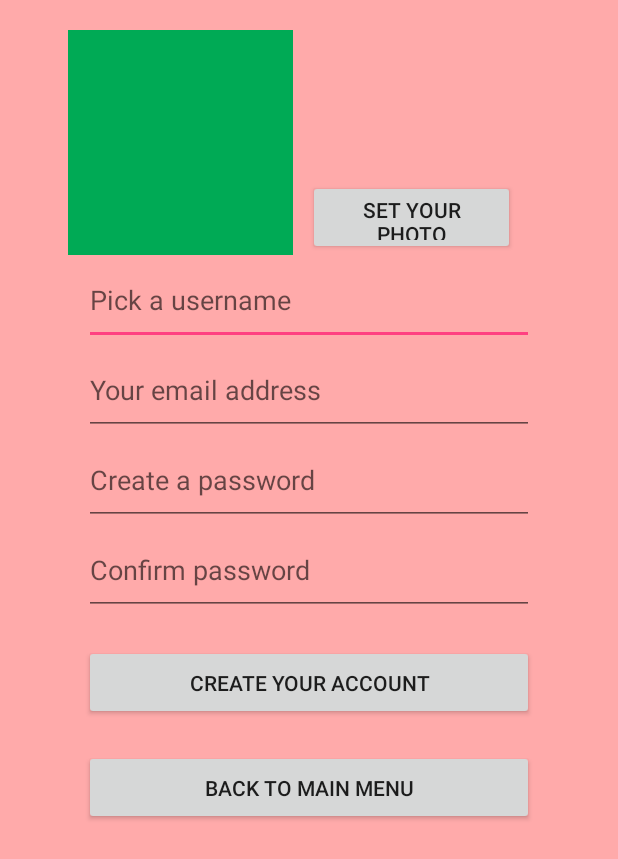
After one commit to mzolnouri/LetsMeet, an Android app: the layout activity_sign_up.xml on its own in the app's theme, with its tools: preview values and no code run, on a phone screen of 412 x 824 dp. The commit adds this screen. Shown: the top 859 px of the screen. Run offline under Robolectric (Android 15) with nearby library versions, the phone set to English and light mode, and no system bars.

Commit message:
Add sign up activity and choose a group activity (not complited)

```diff
--- /dev/null
+++ b/app/src/main/res/layout/activity_sign_up.xml
@@ -0,0 +1,86 @@
+<?xml version="1.0" encoding="utf-8"?>
+<RelativeLayout xmlns:android="http://schemas.android.com/apk/res/android"
+    xmlns:tools="http://schemas.android.com/tools"
+    android:layout_width="fill_parent"
+    android:layout_height="fill_parent"
+    android:orientation="vertical"
+    android:background="#faa">
+
+    <ImageView
+        android:id="@+id/imgVwProfileImg"
+        android:layout_width="150dp"
+        android:layout_height="150dp"
+        android:layout_marginTop="20dp"
+        android:layout_marginLeft="45dp"
+        android:layout_marginRight="10dp"
+        android:background="#0a5"
+        />
+    <Button
+        android:id="@+id/btnSetImg"
+        android:layout_toRightOf="@+id/imgVwProfileImg"
+        android:layout_alignBottom="@id/imgVwProfileImg"
+        android:layout_width="138dp"
+        android:layout_height="50dp"
+        android:layout_centerHorizontal="true"
+        android:layout_marginTop="20dp"
+        android:onClick="setProfileImage"
+        android:text="Set your photo"
+        />
+
+    <EditText
+        android:id="@+id/edtTxtUserName"
+        android:layout_below="@+id/imgVwProfileImg"
+        android:layout_width="300dp"
+        android:layout_height="60dp"
+        android:layout_centerHorizontal="true"
+        android:hint="Pick a username"
+        />
+    <EditText
+        android:id="@+id/edtTxtEmail"
+        android:layout_below="@+id/edtTxtUserName"
+        android:layout_width="300dp"
+        android:layout_height="60dp"
+        android:layout_centerHorizontal="true"
+        android:hint="Your email address"
+        android:inputType="textEmailAddress"
+        />
+    <EditText
+        android:id="@+id/edtTxtPassword"
+        android:layout_below="@+id/edtTxtEmail"
+        android:layout_width="300dp"
+        android:layout_height="60dp"
+        android:layout_centerHorizontal="true"
+        android:hint="Create a password"
+        android:inputType="textLongMessage"
+        />
+    <EditText
+        android:id="@+id/edtTxtConfirmPassword"
+        android:layout_below="@+id/edtTxtPassword"
+        android:layout_width="300dp"
+        android:layout_height="60dp"
+        android:layout_centerHorizontal="true"
+        android:hint="Confirm password"
+        android:inputType="textLongMessage"
+        />
+    <Button
+        android:id="@+id/btnCreateAccount"
+        android:layout_below="@+id/edtTxtConfirmPassword"
+        android:layout_width="300dp"
+        android:layout_height="50dp"
+        android:layout_centerHorizontal="true"
+        android:layout_marginTop="20dp"
+        android:onClick="goToLevels"
+        android:text="Create your account"
+        />
+    <Button
+        android:id="@+id/btnBackToMainMenu"
+        android:layout_below="@+id/btnCreateAccount"
+        android:layout_width="300dp"
+        android:layout_height="50dp"
+        android:layout_centerHorizontal="true"
+        android:layout_marginTop="20dp"
+        android:onClick="goToLevels"
+        android:text="Back to main menu"
+        />
+
+</RelativeLayout>
```
Also changed, not shown: app/src/main/res/layout/activity_choose_a_group.xml (added, +71 -0 lines), app/src/main/res/layout/activity_main_menu.xml (+2 -5 lines).
